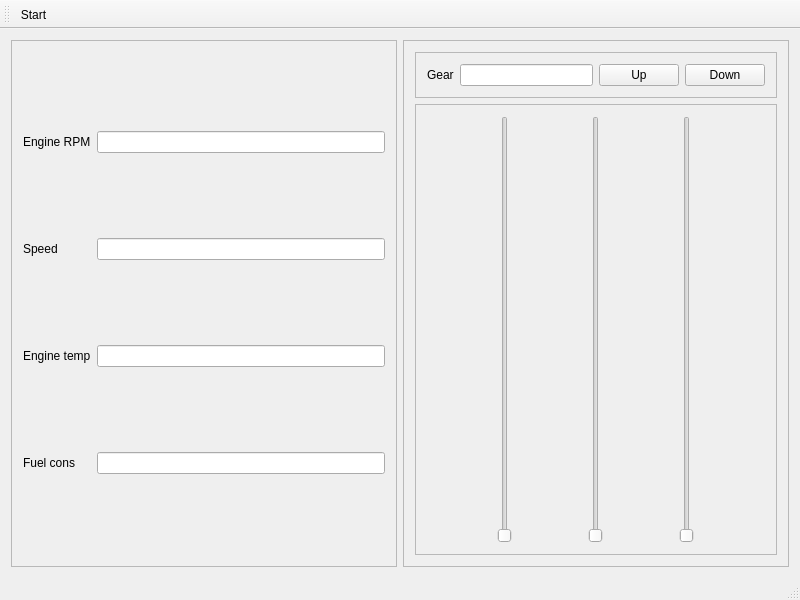
Qt form CarEmulatorApp/CMainWindow.ui (Jango73/CarEmulator) before a commit.
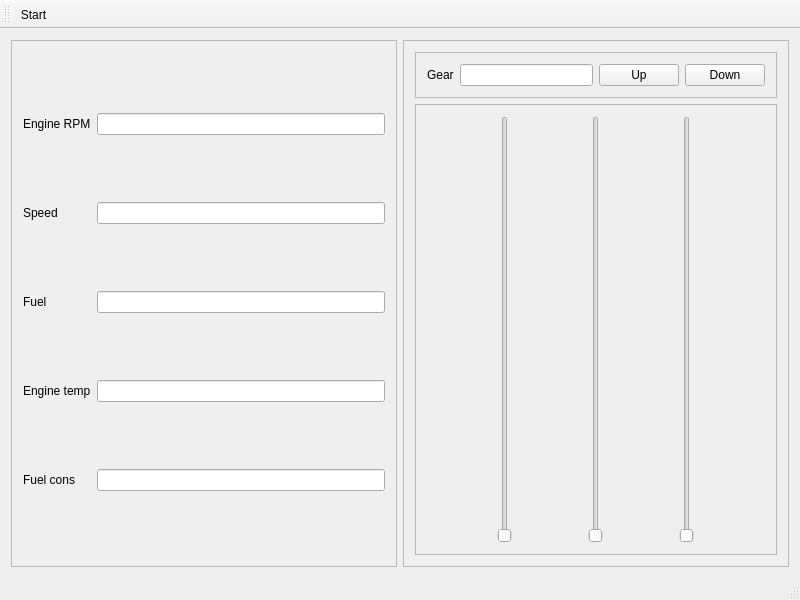
The same form after that commit.

What changed in the file:
```diff
--- a/CarEmulatorApp/CMainWindow.ui
+++ b/CarEmulatorApp/CMainWindow.ui
@@ -30,16 +30,6 @@
        <enum>QFrame::Raised</enum>
       </property>
       <layout class="QGridLayout" name="gridLayout">
-       <item row="2" column="0">
-        <widget class="QLabel" name="label_4">
-         <property name="text">
-          <string>Engine temp</string>
-         </property>
-        </widget>
-       </item>
-       <item row="2" column="1">
-        <widget class="QLineEdit" name="EngineTemperature"/>
-       </item>
        <item row="1" column="0">
         <widget class="QLabel" name="label_2">
          <property name="text">
@@ -54,6 +44,19 @@
          </property>
         </widget>
        </item>
+       <item row="3" column="0">
+        <widget class="QLabel" name="label_4">
+         <property name="text">
+          <string>Engine temp</string>
+         </property>
+        </widget>
+       </item>
+       <item row="3" column="1">
+        <widget class="QLineEdit" name="EngineTemperature"/>
+       </item>
+       <item row="4" column="1">
+        <widget class="QLineEdit" name="FuelConsumption"/>
+       </item>
        <item row="1" column="1">
         <widget class="QLineEdit" name="Speed">
          <property name="readOnly">
@@ -68,15 +71,22 @@
          </property>
         </widget>
        </item>
-       <item row="3" column="0">
+       <item row="4" column="0">
         <widget class="QLabel" name="label_5">
          <property name="text">
           <string>Fuel cons</string>
          </property>
         </widget>
        </item>
-       <item row="3" column="1">
-        <widget class="QLineEdit" name="FuelConsumption"/>
+       <item row="2" column="0">
+        <widget class="QLabel" name="label_6">
+         <property name="text">
+          <string>Fuel</string>
+         </property>
+        </widget>
+       </item>
+       <item row="2" column="1">
+        <widget class="QLineEdit" name="FuelLevel"/>
        </item>
       </layout>
      </widget>
```
Left out of the diff: 2 changed lines with no effect on the pictures.
